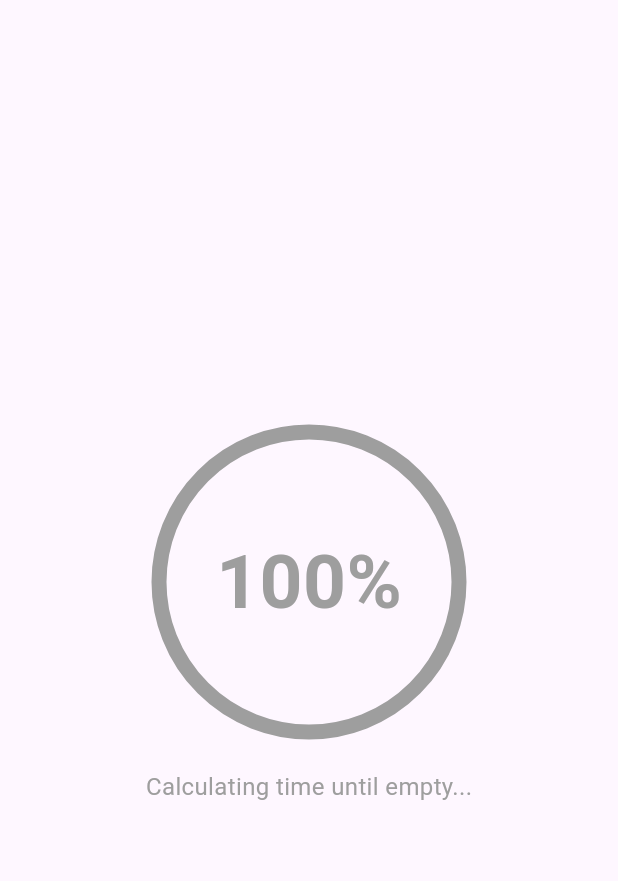
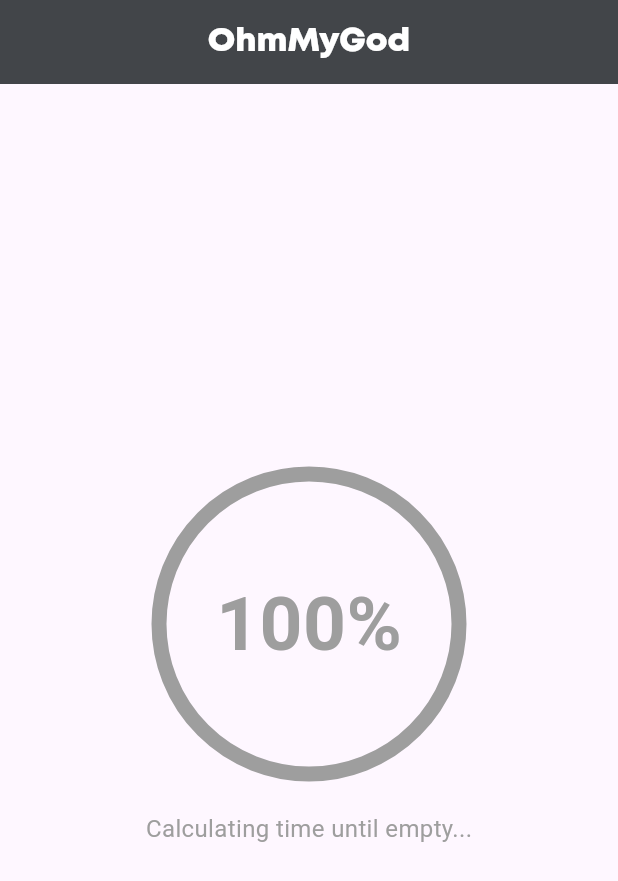
Before and after one commit to ItsJordanNL/battery-app, a Flutter app: the first screen one second after launch, on a phone screen of 412 x 824 dp. Shown: the top 881 px of the screen. Run offline on Flutter 3.47's test engine with Material 3 defaults, Android fonts, the phone set to English and light mode, and no system bars; our stand-ins replace battery_plus.

Commit message:
Styling appbar

```diff
--- a/lib/main.dart
+++ b/lib/main.dart
@@ -248,6 +248,15 @@ class _MyHomePageState extends State<MyHomePage> {
   @override
   Widget build(BuildContext context) {
     return Scaffold(
+      appBar: AppBar(
+        centerTitle: true,
+        title: const Text(
+          'OhmMyGod',
+          style: TextStyle(fontFamily: 'Mont'),
+        ),
+        backgroundColor: const Color(0xFF424549),
+        foregroundColor: Colors.white,
+      ),
       body: Center(
         child: Stack(
           alignment: Alignment.center,
```
Also changed, not shown: pubspec.yaml (+5 -4 lines), fonts/mont.otf (added).
